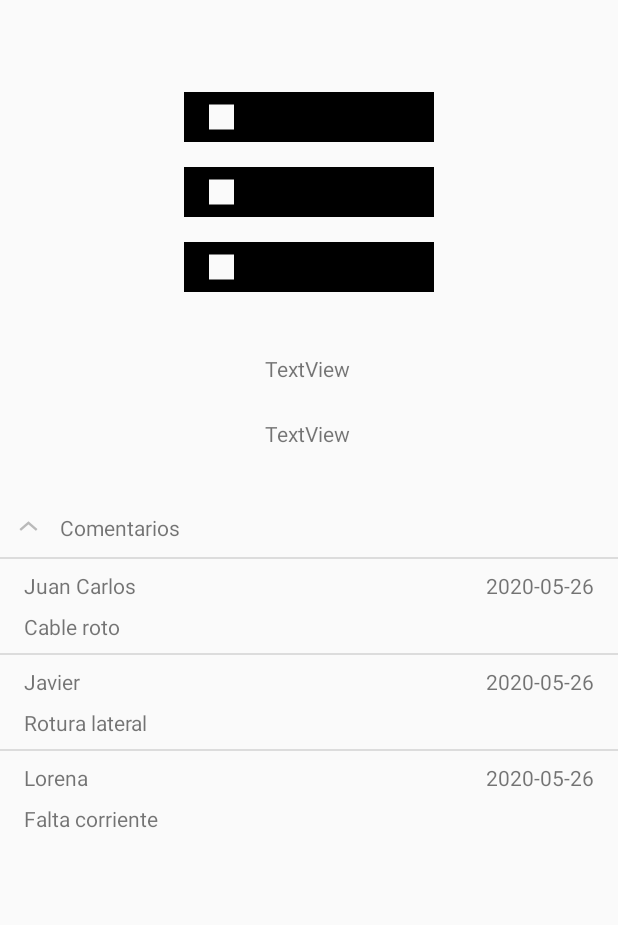
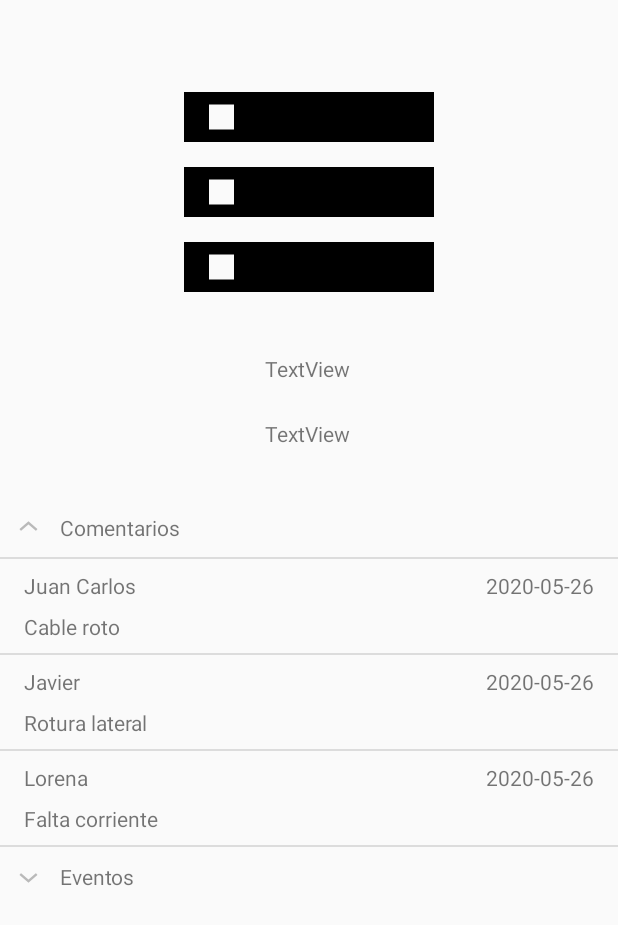
Before and after one commit to jcarlosalarconp/SLF-MANAGEMENT, an Android app: the MaterialActivity screen opened directly, with no data from a screen before it, after a tap on "Comentarios", on a phone screen of 412 x 824 dp. Shown: the top 925 px of the screen. Run offline under Robolectric (Android 15) with nearby library versions, the phone set to English and light mode, and no system bars.

Commit message:
Pequeños cambios de diseño en items, adaptadores corregidos - little changes in items and fixing adapters
Pequeños cambios de diseño en items, adaptadores corregidos - little changes in items and fixing adapters

```diff
--- a/admin/app/src/main/java/com/example/slf_management/activitys/MaterialActivity.kt
+++ b/admin/app/src/main/java/com/example/slf_management/activitys/MaterialActivity.kt
@@ -55,7 +55,7 @@ class MaterialActivity : AppCompatActivity() {
         listaEventos.add(evento4)
 
         header.add("Comentarios")
-        //header.add("Eventos")
+        header.add("Eventos")
 
         body.add(listaComentarios)
         //body.add(listaEventos)
--- a/admin/app/src/main/java/com/example/slf_management/adapter/EventosAdapter.kt
+++ b/admin/app/src/main/java/com/example/slf_management/adapter/EventosAdapter.kt
@@ -50,9 +50,9 @@ class EventosAdapter(var context: Context, var arrayList: ArrayList<EventoItem>)
     class ItemHolder(itemView: View) : RecyclerView.ViewHolder(itemView){
 
         var idEvento = itemView.findViewById<TextView>(R.id.idEvento)
-        var servicioSolicitado = itemView.findViewById<TextView>(R.id.servicioSolicitado)
-        var localidad = itemView.findViewById<TextView>(R.id.localidad)
-        var fecha = itemView.findViewById<TextView>(R.id.fecha)
+        var servicioSolicitado = itemView.findViewById<TextView>(R.id.servicioSolicitadoEvento)
+        var localidad = itemView.findViewById<TextView>(R.id.localidadEvento)
+        var fecha = itemView.findViewById<TextView>(R.id.fechaEvento)
 
 
     }
--- a/admin/app/src/main/java/com/example/slf_management/adapter/ListaMaterialAdapter.kt
+++ b/admin/app/src/main/java/com/example/slf_management/adapter/ListaMaterialAdapter.kt
@@ -62,9 +62,9 @@ class ListaMaterialAdapter (var context: Context, var expandableListView: Expand
         }
         val nombre = convertView?.findViewById<TextView>(R.id.nombreComentario)
         nombre?.text = getChild(groupPosition, childPosition).nombreComentario
-        val comentario = convertView?.findViewById<TextView>(R.id.comentario)
+        val comentario = convertView?.findViewById<TextView>(R.id.comentarioComentario)
         comentario?.text = getChild(groupPosition, childPosition).comentario
-        val fecha = convertView?.findViewById<TextView>(R.id.fecha)
+        val fecha = convertView?.findViewById<TextView>(R.id.fechaComentario)
         fecha?.text = getChild(groupPosition, childPosition).fecha.toString()
         //title?.setOnClickListener{
             //Toast.makeText(context, getChild(groupPosition, childPosition), Toast.LENGTH_SHORT).show()
--- a/admin/app/src/main/java/com/example/slf_management/adapter/PersonalAdapter.kt
+++ b/admin/app/src/main/java/com/example/slf_management/adapter/PersonalAdapter.kt
@@ -33,7 +33,7 @@ class PersonalAdapter(var context: Context, var arrayList: ArrayList<PersonalIte
     }
 
     override fun onBindViewHolder(holder: ItemHolder, position: Int) {
-        val personalItem: PersonalItem = arrayList.get(position)
+        val personalItem: PersonalItem = arrayList[position]
 
         holder.imagen.setImageResource(personalItem.imagenPersonal!!)
         holder.nombre.text = personalItem.nombrePersonal
@@ -45,7 +45,7 @@ class PersonalAdapter(var context: Context, var arrayList: ArrayList<PersonalIte
 
     class ItemHolder(itemView: View) : RecyclerView.ViewHolder(itemView){
 
-        var imagen = itemView.findViewById<ImageView>(R.id.imagenPersonalActivity)
+        var imagen = itemView.findViewById<ImageView>(R.id.imagenPersonal)
         var nombre = itemView.findViewById<TextView>(R.id.nombrePersonal)
 
     }
--- a/admin/app/src/main/res/layout/item_infopersonal.xml
+++ b/admin/app/src/main/res/layout/item_infopersonal.xml
@@ -6,7 +6,7 @@
     android:layout_height="wrap_content">
 
     <TextView
-        android:id="@+id/tituloInfo"
+        android:id="@+id/tituloInfoPersonal"
         android:layout_width="122dp"
         android:layout_height="69dp"
         android:gravity="center"
@@ -16,7 +16,7 @@
         app:layout_constraintTop_toTopOf="parent" />
 
     <TextView
-        android:id="@+id/informacion"
+        android:id="@+id/informacionInfoPersonal"
         android:layout_width="289dp"
         android:layout_height="70dp"
         android:gravity="center|start"
--- a/admin/app/src/main/res/layout/item_personal.xml
+++ b/admin/app/src/main/res/layout/item_personal.xml
@@ -15,7 +15,7 @@
         android:padding="10dp">
 
         <ImageView
-            android:id="@+id/imagenPersonalActivity"
+            android:id="@+id/imagenPersonal"
             android:layout_width="100dp"
             android:layout_height="100dp"
             android:layout_marginHorizontal="8dp"
--- a/admin/app/src/main/res/layout/layout_child.xml
+++ b/admin/app/src/main/res/layout/layout_child.xml
@@ -17,7 +17,7 @@
         app:layout_constraintTop_toTopOf="parent" />
 
     <TextView
-        android:id="@+id/comentario"
+        android:id="@+id/comentarioComentario"
         android:layout_width="wrap_content"
         android:layout_height="wrap_content"
         android:layout_marginStart="16dp"
@@ -29,7 +29,7 @@
         app:layout_constraintTop_toBottomOf="@+id/nombreComentario" />
 
     <TextView
-        android:id="@+id/fecha"
+        android:id="@+id/fechaComentario"
         android:layout_width="wrap_content"
         android:layout_height="wrap_content"
         android:layout_marginStart="300dp"
```
Also changed, not shown: admin/app/src/main/java/com/example/slf_management/activitys/PersonalActivity.kt (+1 -8 lines), admin/app/src/main/java/com/example/slf_management/adapter/PersonalInfoAdapter.kt (deleted, +0 -95 lines), admin/app/src/main/res/layout/item_evento.xml (+4 -4 lines).
